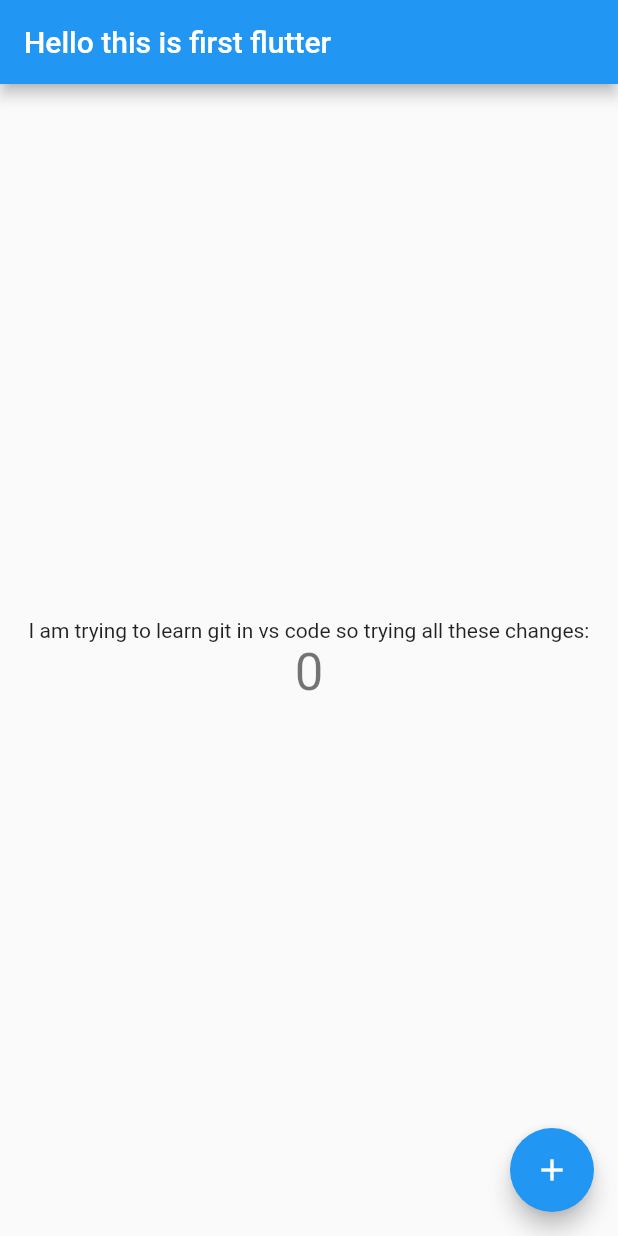
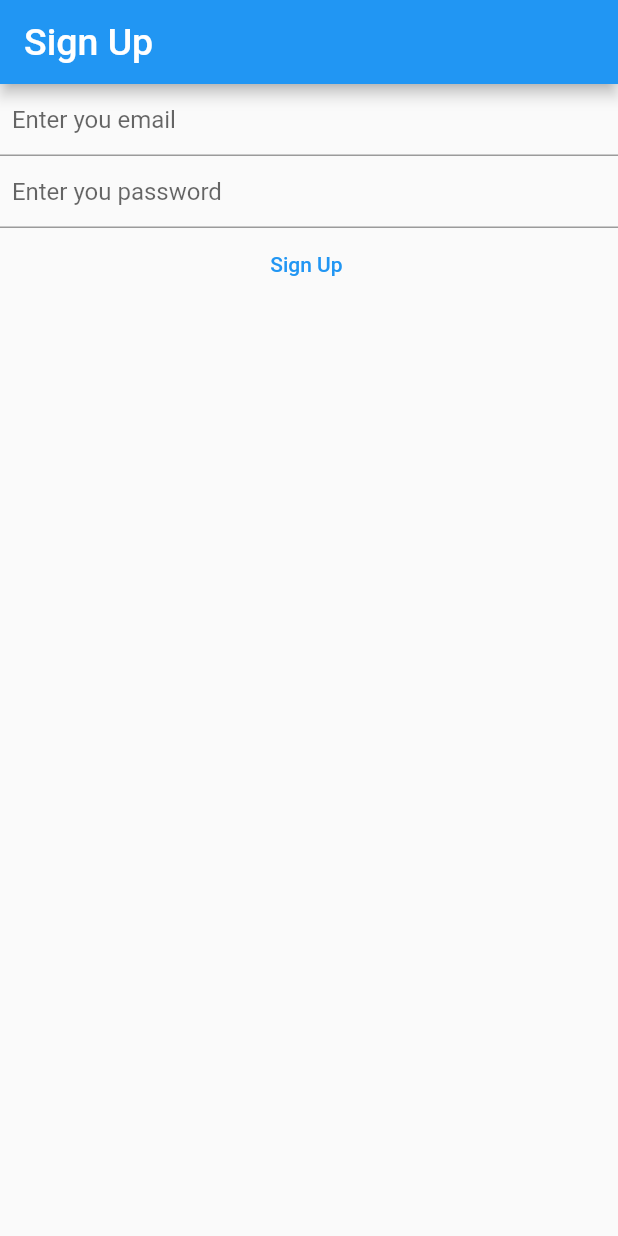
Before and after one commit to jatinthakur9/mynotes, a Flutter app: the screen it shows after launch, on a phone screen of 412 x 824 dp. Run offline on Flutter 3.47's test engine with Material 2 defaults, Android fonts, the phone set to English and light mode, and no system bars; our stand-ins replace firebase_auth, firebase_core; accounts and stored records are empty.

Commit message:
This commit is while doing the chapter 12 of free flutter course of vandad Nahavandirpoor

```diff
--- a/lib/main.dart
+++ b/lib/main.dart
@@ -1,67 +1,84 @@
+import 'package:firebase_core/firebase_core.dart';
 import 'package:flutter/material.dart';
+import 'package:firebase_auth/firebase_auth.dart';
+import 'package:mynotes/firebase_options.dart';
 
 void main() {
-  runApp(const MyApp());
-}
 
-class MyApp extends StatelessWidget {
-  const MyApp({Key? key}) : super(key: key);
-
-
-  @override
-  Widget build(BuildContext context) {
-    return MaterialApp(
+  runApp(
+    MaterialApp(
       title: 'Flutter Demo',
       theme: ThemeData(
         primarySwatch: Colors.blue,
       ),
-      home: const MyHomePage(title: 'Hello this is first flutter '),
-    );
-  }
+      home: const HomePage(),
+    ),
+  );
 }
 
-class MyHomePage extends StatefulWidget {
-  const MyHomePage({Key? key, required this.title}) : super(key: key);
-
-  final String title;
+class HomePage extends StatefulWidget {
+  const HomePage({super.key});
 
   @override
-  State<MyHomePage> createState() => _MyHomePageState();
+  State<HomePage> createState() => _HomePageState();
 }
 
-class _MyHomePageState extends State<MyHomePage> {
-  int _counter = 0;
+class _HomePageState extends State<HomePage> {
+  late final TextEditingController _email;
+  late final TextEditingController _password;
 
-  void _incrementCounter() {
-    setState(() {
-      _counter--;
-    });
+  @override
+  void initState() {
+    _email = TextEditingController();
+    _password = TextEditingController();
+    super.initState();
+  }
+
+  @override
+  void dispose() {
+    _email.dispose();
+    _password.dispose();
+    super.dispose();
   }
 
   @override
   Widget build(BuildContext context) {
     return Scaffold(
       appBar: AppBar(
-        title: Text(widget.title),
-      ),
-      body: Center(
-        child: Column(
-          mainAxisAlignment: MainAxisAlignment.center,
-          children: <Widget>[
-            const Text(
-              'I am trying to learn git in vs code so trying all these changes:',
-            ),
-            Text(
-              '$_counter',
-              style: Theme.of(context).textTheme.headline4,
-            )
-          ],
+        title: const Text(
+          "Sign Up",
+          style: TextStyle(fontSize: 25),
         ),
       ),
-      floatingActionButton: FloatingActionButton(
-        onPressed: _incrementCounter,
-        tooltip: 'Increment',
-        child: const Icon(Icons.add),
+      body: Column(
+        children: [
+          TextField(
+            controller: _email,
+            enableSuggestions: false,
+            autocorrect: false,
+            keyboardType: TextInputType.emailAddress,
+            decoration: const InputDecoration(hintText: "  Enter you email "),
+          ),
+          TextField(
+            controller: _password,
+            obscureText: false,
+            enableSuggestions: false,
+            autocorrect: false,
+            decoration:
+                const InputDecoration(hintText: "  Enter you password  "),
+          ),
+          TextButton(
+              onPressed: () async {
+                await Firebase.initializeApp(
+                    options: DefaultFirebaseOptions.currentPlatform);
+
+                final email = _email.text;
+                final password = _password.text;
+                await FirebaseAuth.instance.createUserWithEmailAndPassword(
+                    email: email, password: password);
+              },
+              child: const Text('Sign Up ')),
+        ],
       ),
     );
   }
```
